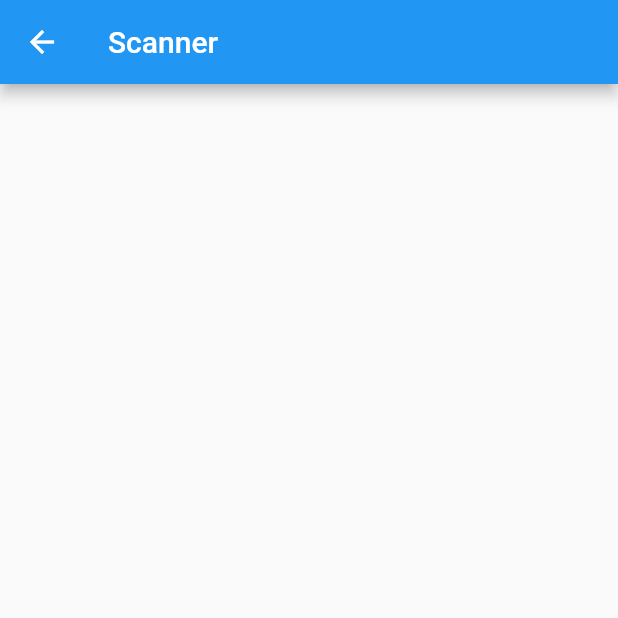
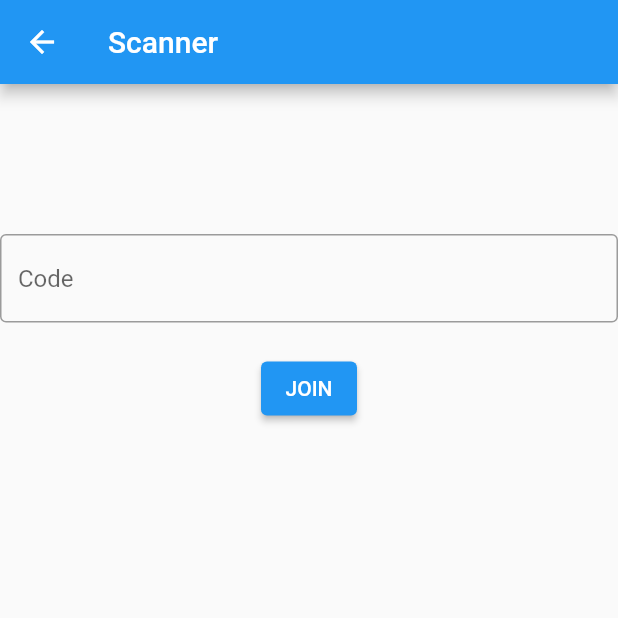
Before and after one commit to Acetylcholine007/BioWatch, a Flutter app: the Scanner screen opened directly, on a phone screen of 412 x 824 dp, the top half of it. Run offline on Flutter 3.47's test engine with Material 2 defaults, Android fonts, the phone set to English and light mode, and no system bars; our stand-ins replace date_time_picker, qr_flutter; accounts and stored records are empty.

Commit message:
QR code mechanism working, Event joinging functional, Added firebase package dependencies

```diff
--- a/lib/models/Event.dart
+++ b/lib/models/Event.dart
@@ -1,5 +1,5 @@
 class PeopleEvent {
-  int id;
+  String id;
   String eventName;
   String hostName;
   String address;
@@ -8,8 +8,8 @@ class PeopleEvent {
   String bannerUri;
   List<String> photoUri;
   List<String> permitUri;
-  List<int> interested;
-  List<int> participants;
+  List<String> interested;
+  List<String> participants;
   String description;
 
   PeopleEvent({
--- a/lib/models/User.dart
+++ b/lib/models/User.dart
@@ -1,7 +1,7 @@
 import 'Activity.dart';
 
 class User {
-  int id;
+  String id;
   String fullName;
   String password;
   String email;
@@ -9,7 +9,7 @@ class User {
   String address;
   String contact;
   String birthday;
-  List<int> myEvents;
+  List<String> myEvents;
   List<Activity> activities;
 
   User({
--- a/lib/screens/mainpages/HomePage.dart
+++ b/lib/screens/mainpages/HomePage.dart
@@ -20,7 +20,7 @@ class _HomePageState extends State<HomePage> {
   @override
   Widget build(BuildContext context) {
     User user = Provider.of<DataProvider>(context, listen: false).user;
-    List<int> eventIds = user.myEvents;
+    List<String> eventIds = user.myEvents;
     List<PeopleEvent> events = Provider.of<DataProvider>(context, listen: true).events.where((event) => eventIds.indexOf(event.id) != -1).toList();
 
     return Container(
--- a/lib/screens/mainpages/LoginPage.dart
+++ b/lib/screens/mainpages/LoginPage.dart
@@ -35,6 +35,7 @@ class _LoginPageState extends State<LoginPage> {
           child: Container(
             child: Padding(
               padding: const EdgeInsets.all(16.0),
+              child: Form(
                 child: Column(
                   crossAxisAlignment: CrossAxisAlignment.stretch,
                   children: [
@@ -82,7 +83,7 @@ class _LoginPageState extends State<LoginPage> {
                     ElevatedButton(
                       child: Text('CREATE ACCOUNT'),
                       onPressed: () => Navigator.push(context, MaterialPageRoute(builder: (context) => SignInPage(user: User(
-                      id: Random().nextInt(100),
+                        id: Random().nextInt(100).toString(),
                         fullName: '',
                         password: '',
                         email: '',
@@ -97,6 +98,7 @@ class _LoginPageState extends State<LoginPage> {
                     )
                   ],
                 ),
+              ),
             )
           ),
         ),
--- a/lib/screens/mainpages/SignInPage.dart
+++ b/lib/screens/mainpages/SignInPage.dart
@@ -32,6 +32,7 @@ class _SignInPageState extends State<SignInPage> {
         child: Container(
           child: Padding(
             padding: const EdgeInsets.all(16.0),
+            child: Form(
               child: Column(
                 crossAxisAlignment: CrossAxisAlignment.stretch,
                 children: [
@@ -139,6 +140,7 @@ class _SignInPageState extends State<SignInPage> {
                   )
                 ],
               ),
+            ),
           )
         ),
       ),
--- a/lib/screens/subpages/EventDashboard.dart
+++ b/lib/screens/subpages/EventDashboard.dart
@@ -1,3 +1,4 @@
+import 'package:bio_watch/components/QRDisplay.dart';
 import 'package:bio_watch/models/Event.dart';
 import 'package:bio_watch/screens/subpages/EventEditor.dart';
 import 'package:bio_watch/screens/subpages/UserList.dart';
@@ -26,7 +27,7 @@ class _EventDashboardState extends State<EventDashboard> {
             actions: [
               IconButton(icon: Icon(Icons.edit_rounded), onPressed: () => Navigator.push(context, MaterialPageRoute(builder: (context) => EventEditor(event: widget.event, isNew: false)))),
               IconButton(icon: Icon(Icons.import_export_rounded), onPressed: () {}),
-              IconButton(icon: Icon(Icons.qr_code_rounded), onPressed: () {}),
+              IconButton(icon: Icon(Icons.qr_code_rounded), onPressed: () => Navigator.push(context, MaterialPageRoute(builder: (context) => QRDisplay(eventId: widget.event.id)))),
             ],
             bottom: TabBar(
               tabs: [
--- a/lib/screens/subpages/EventViewer.dart
+++ b/lib/screens/subpages/EventViewer.dart
@@ -18,7 +18,7 @@ class _EventViewerState extends State<EventViewer> {
   @override
   Widget build(BuildContext context) {
     final theme = Theme.of(context);
-    List<int> eventIds = widget.user.myEvents;
+    List<String> eventIds = widget.user.myEvents;
     Function addInterested = Provider.of<DataProvider>(context, listen: true).addInterested;
     Function removeInterested = Provider.of<DataProvider>(context, listen: true).removeInterested;
 
--- a/lib/screens/subpages/Scanner.dart
+++ b/lib/screens/subpages/Scanner.dart
@@ -1,4 +1,7 @@
+import 'package:bio_watch/shared/DataProvider.dart';
+import 'package:bio_watch/shared/decorations.dart';
 import 'package:flutter/material.dart';
+import 'package:provider/provider.dart';
 
 class Scanner extends StatefulWidget {
   const Scanner({Key key}) : super(key: key);
@@ -8,14 +11,33 @@ class Scanner extends StatefulWidget {
 }
 
 class _ScannerState extends State<Scanner> {
+  String eventId = '';
+
   @override
   Widget build(BuildContext context) {
+    Function joinEvent = Provider.of<DataProvider>(context, listen: false).joinEvent;
+    String userId = Provider.of<DataProvider>(context, listen: false).userId;
+
     return Scaffold(
       appBar: AppBar(
         title: Text('Scanner'),
       ),
       body: Container(
-
+        child: Column(
+          children: [
+            SizedBox(height: 100),
+            TextFormField(
+              initialValue: eventId,
+              decoration: textFieldDecoration.copyWith(hintText: 'Code'),
+              validator: (val) => val.isEmpty ? 'Enter Code' : null,
+              onChanged: (val) => setState(() => eventId = val)
+            ),
+            SizedBox(height: 20),
+            ElevatedButton(
+              child: Text('JOIN'),
+              onPressed: () => joinEvent(eventId, userId)),
+          ],
+        ),
       ),
     );
   }
--- a/lib/screens/subpages/UserList.dart
+++ b/lib/screens/subpages/UserList.dart
@@ -8,7 +8,7 @@ import 'package:flutter/material.dart';
 import 'package:provider/provider.dart';
 
 class UserList extends StatefulWidget {
-  final List<int> userIds;
+  final List<String> userIds;
   final String type;
 
   UserList({this.userIds, this.type});
```
Also changed, not shown: lib/MainWrapper.dart (+22 -3 lines), lib/components/QRDisplay.dart (added, +26 -0 lines), lib/screens/subpages/EventEditor.dart (+17 -11 lines), lib/shared/DataProvider.dart (+23 -18 lines), pubspec.yaml (+6 -1 lines), pubspec.lock, 4 other files. Lines whose indentation alone changed are shown as unchanged.
